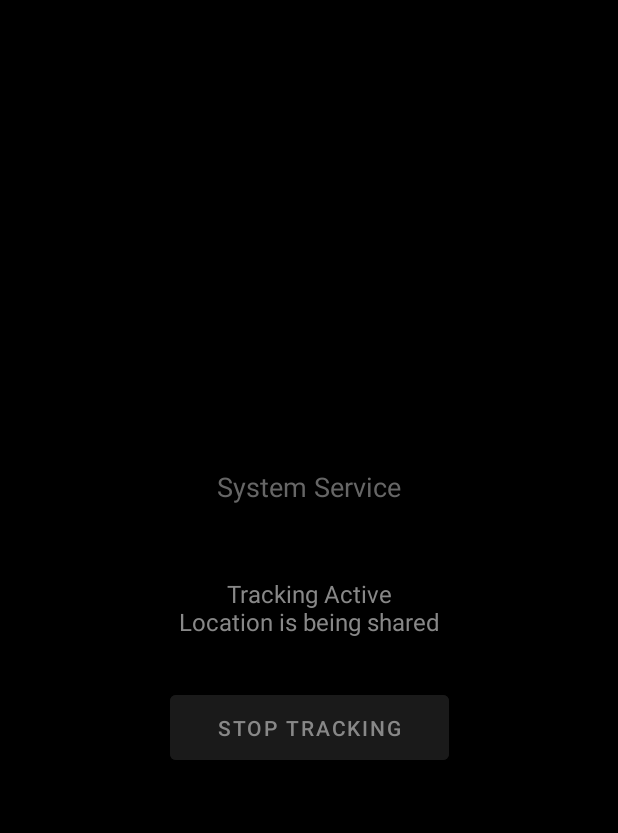
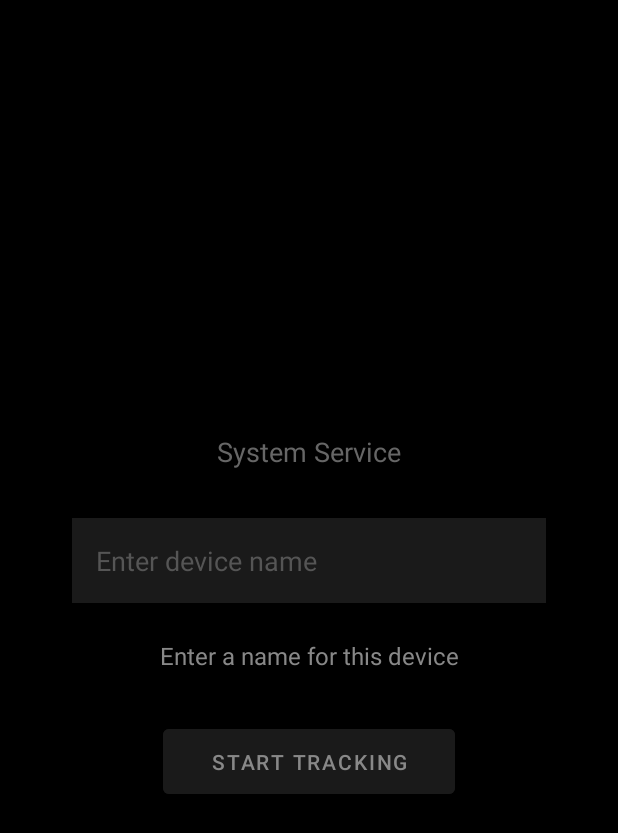
Before and after one commit to kbweeb/embedded-systems-project, an Android app: the screen it shows after launch (MainActivity), after a tap on "START TRACKING", on a phone screen of 412 x 824 dp. Shown: the top 833 px of the screen. Run offline under Robolectric (Android 15) with nearby library versions, the phone set to English and light mode, and no system bars.

Commit message:
Add device naming feature and fix download button
- Users can now enter custom device name before tracking
- Same device ID prevents duplicate registrations
- Fixed download button on tracker page (changed to direct link)
- Backend now accepts and stores device names

```diff
--- a/mobile/app/src/main/java/com/tracker/phonetracker/LocationService.java
+++ b/mobile/app/src/main/java/com/tracker/phonetracker/LocationService.java
@@ -31,6 +31,7 @@ public class LocationService extends Service {
     private LocationCallback locationCallback;
     private WebSocketClient webSocket;
     private String deviceId;
+    private String deviceName;
     private boolean isConnected = false;
 
     @Override
@@ -43,6 +44,7 @@ public class LocationService extends Service {
             deviceId = java.util.UUID.randomUUID().toString();
             prefs.edit().putString("device_id", deviceId).apply();
         }
+        deviceName = prefs.getString("device_name", "Device");
 
         fusedLocationClient = LocationServices.getFusedLocationProviderClient(this);
 
@@ -101,7 +103,8 @@ public class LocationService extends Service {
 
     private void connectWebSocket() {
         try {
-            URI uri = new URI(SERVER_URL + "?type=tracker&deviceId=" + deviceId);
+            String encodedName = java.net.URLEncoder.encode(deviceName, "UTF-8");
+            URI uri = new URI(SERVER_URL + "?type=tracker&deviceId=" + deviceId + "&name=" + encodedName);
 
             webSocket = new WebSocketClient(uri) {
                 @Override
--- a/mobile/app/src/main/java/com/tracker/phonetracker/MainActivity.java
+++ b/mobile/app/src/main/java/com/tracker/phonetracker/MainActivity.java
@@ -9,7 +9,9 @@ import android.os.Build;
 import android.os.Bundle;
 import android.os.PowerManager;
 import android.provider.Settings;
+import android.view.View;
 import android.widget.Button;
+import android.widget.EditText;
 import android.widget.TextView;
 import android.widget.Toast;
 import androidx.annotation.NonNull;
@@ -23,6 +25,7 @@ public class MainActivity extends AppCompatActivity {
 
     private TextView statusText;
     private Button actionButton;
+    private EditText nameInput;
     private SharedPreferences prefs;
 
     @Override
@@ -32,7 +35,13 @@ public class MainActivity extends AppCompatActivity {
 
         statusText = findViewById(R.id.statusText);
         actionButton = findViewById(R.id.actionButton);
+        nameInput = findViewById(R.id.nameInput);
         prefs = getSharedPreferences("tracker", MODE_PRIVATE);
+
+        String savedName = prefs.getString("device_name", "");
+        if (!savedName.isEmpty()) {
+            nameInput.setText(savedName);
+        }
 
         actionButton.setOnClickListener(v -> handleAction());
 
@@ -51,6 +60,13 @@ public class MainActivity extends AppCompatActivity {
         } else if (!hasBackgroundLocationPermission()) {
             requestBackgroundLocationPermission();
         } else if (!isServiceRunning()) {
+            String name = nameInput.getText().toString().trim();
+            if (name.isEmpty()) {
+                Toast.makeText(this, "Please enter a device name", Toast.LENGTH_SHORT).show();
+                nameInput.requestFocus();
+                return;
+            }
+            prefs.edit().putString("device_name", name).apply();
             startTrackingService();
         } else {
             stopTrackingService();
@@ -130,15 +146,20 @@ public class MainActivity extends AppCompatActivity {
         if (!hasLocationPermission()) {
             statusText.setText("Location permission required");
             actionButton.setText("Grant Permission");
+            nameInput.setVisibility(View.GONE);
         } else if (!hasBackgroundLocationPermission()) {
             statusText.setText("Background location required\nSelect 'Allow all the time'");
             actionButton.setText("Grant Background Access");
+            nameInput.setVisibility(View.GONE);
         } else if (isServiceRunning()) {
-            statusText.setText("Tracking Active\nLocation is being shared");
+            String name = prefs.getString("device_name", "Device");
+            statusText.setText("Tracking Active: " + name + "\nLocation is being shared");
             actionButton.setText("Stop Tracking");
+            nameInput.setVisibility(View.GONE);
         } else {
-            statusText.setText("Ready to track\nTap to start");
+            statusText.setText("Enter a name for this device");
             actionButton.setText("Start Tracking");
+            nameInput.setVisibility(View.VISIBLE);
         }
     }
 
--- a/mobile/app/src/main/res/layout/activity_main.xml
+++ b/mobile/app/src/main/res/layout/activity_main.xml
@@ -14,17 +14,36 @@
         android:text="System Service"
         android:textColor="#666666"
         android:textSize="18sp"
-        app:layout_constraintBottom_toTopOf="@id/statusText"
+        app:layout_constraintBottom_toTopOf="@id/nameInput"
         app:layout_constraintEnd_toEndOf="parent"
         app:layout_constraintStart_toStartOf="parent"
         app:layout_constraintTop_toTopOf="parent"
         app:layout_constraintVertical_chainStyle="packed" />
 
+    <EditText
+        android:id="@+id/nameInput"
+        android:layout_width="0dp"
+        android:layout_height="wrap_content"
+        android:layout_marginTop="32dp"
+        android:layout_marginHorizontal="16dp"
+        android:background="#1a1a1a"
+        android:hint="Enter device name"
+        android:textColorHint="#555555"
+        android:textColor="#888888"
+        android:padding="16dp"
+        android:inputType="text"
+        android:maxLines="1"
+        android:visibility="gone"
+        app:layout_constraintBottom_toTopOf="@id/statusText"
+        app:layout_constraintEnd_toEndOf="parent"
+        app:layout_constraintStart_toStartOf="parent"
+        app:layout_constraintTop_toBottomOf="@id/titleText" />
+
     <TextView
         android:id="@+id/statusText"
         android:layout_width="wrap_content"
         android:layout_height="wrap_content"
-        android:layout_marginTop="48dp"
+        android:layout_marginTop="24dp"
         android:gravity="center"
         android:text="Initializing..."
         android:textColor="#888888"
@@ -32,7 +51,7 @@
         app:layout_constraintBottom_toTopOf="@id/actionButton"
         app:layout_constraintEnd_toEndOf="parent"
         app:layout_constraintStart_toStartOf="parent"
-        app:layout_constraintTop_toBottomOf="@id/titleText" />
+        app:layout_constraintTop_toBottomOf="@id/nameInput" />
 
     <Button
         android:id="@+id/actionButton"
```
Also changed, not shown: 2 other files.
